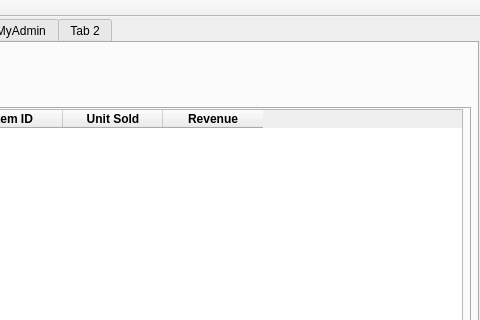
The window that qt_test/qt_test/qt_test.ui (chuongk/CG3002) describes before a commit, drawn with Qt 5; both pictures show x 242 to 722 and y 0 to 320 of the 722 by 432 pixel window.
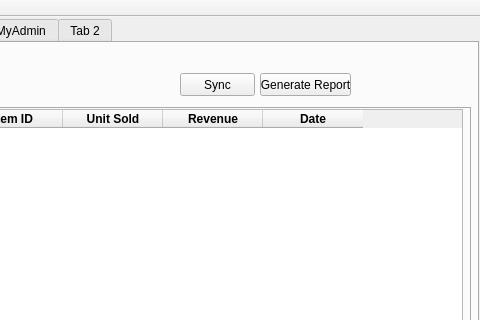
The same window after the commit.

```diff
--- a/qt_test/qt_test/qt_test.ui
+++ b/qt_test/qt_test/qt_test.ui
@@ -364,6 +364,17 @@
           </font>
          </property>
         </column>
+        <column>
+         <property name="text">
+          <string>Date</string>
+         </property>
+         <property name="font">
+          <font>
+           <weight>75</weight>
+           <bold>true</bold>
+          </font>
+         </property>
+        </column>
        </widget>
       </widget>
       <widget class="QWidget" name="tab_6">
@@ -385,6 +396,32 @@
        <string>Sort by</string>
       </property>
      </widget>
+     <widget class="QPushButton" name="sync_button">
+      <property name="geometry">
+       <rect>
+        <x>420</x>
+        <y>30</y>
+        <width>75</width>
+        <height>23</height>
+       </rect>
+      </property>
+      <property name="text">
+       <string>Sync</string>
+      </property>
+     </widget>
+     <widget class="QPushButton" name="pushButton_2">
+      <property name="geometry">
+       <rect>
+        <x>500</x>
+        <y>30</y>
+        <width>91</width>
+        <height>23</height>
+       </rect>
+      </property>
+      <property name="text">
+       <string>Generate Report</string>
+      </property>
+     </widget>
     </widget>
     <widget class="QWidget" name="tab">
      <attribute name="title">
```
Left out of the diff: 2 changed lines with no effect on the pictures.
